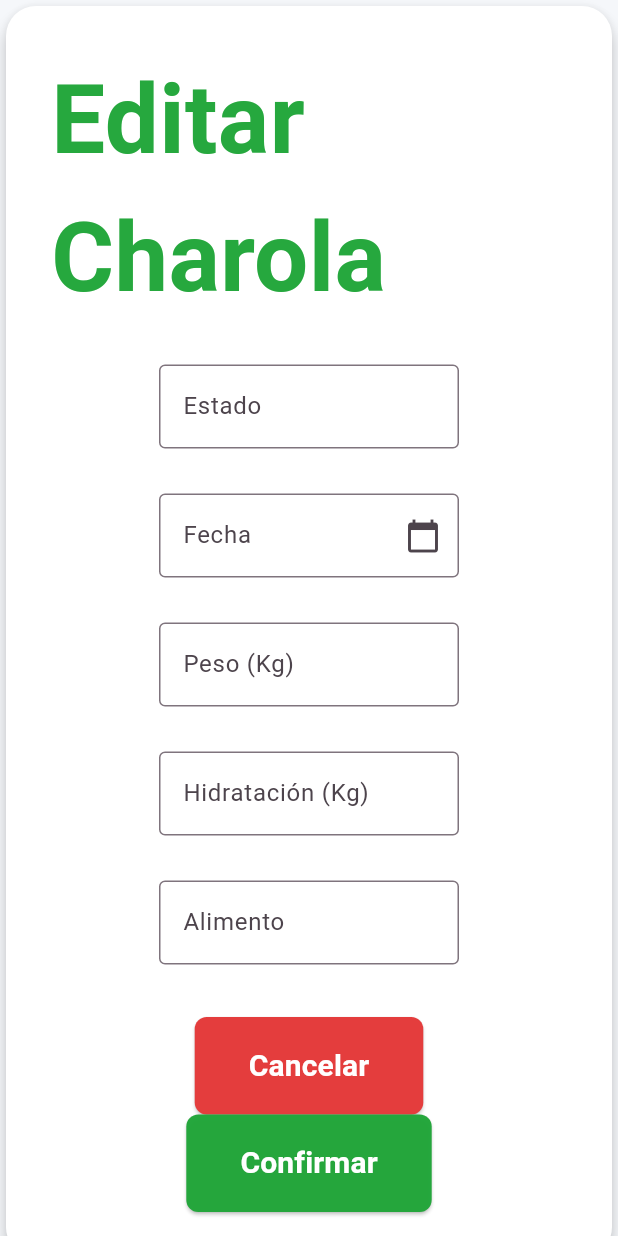
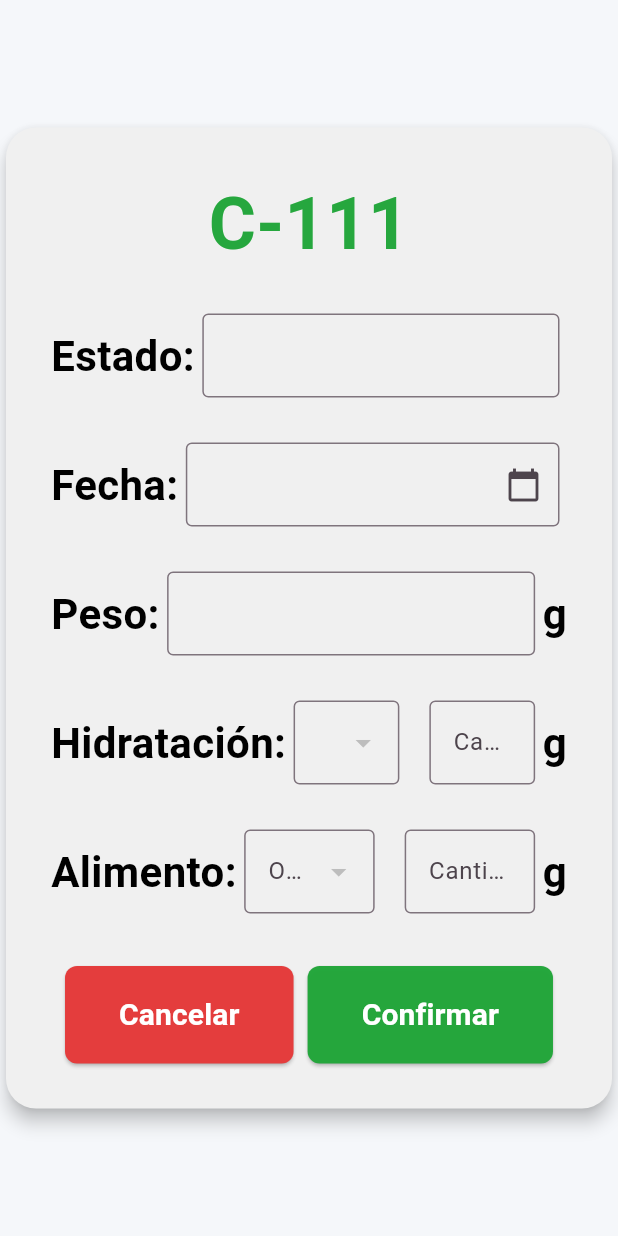
Before and after one commit to CodeAnd-Co/TECH-NEBRIOS-FLUTTER, a Flutter app: the screen it shows after launch, on a phone screen of 412 x 824 dp. Run offline on Flutter 3.47's test engine with Material 3 defaults, Android fonts, the phone set to English and light mode, and no system bars; our stand-ins replace logger, shared_preferences; missing offline and left inert: jwt_decode; Roboto replaces fonts that are missing (San Francisco).

Commit message:
Agrega mejoras en la intefaz

```diff
--- a/tech_nebrios_tracker/lib/framework/viewmodels/editar_charola_viewmodel.dart
+++ b/tech_nebrios_tracker/lib/framework/viewmodels/editar_charola_viewmodel.dart
@@ -9,13 +9,19 @@ class EditarCharolaViewModel extends ChangeNotifier {
   EditarCharolaViewModel(this.editarCharolaUseCase);
 
   final fechaController = TextEditingController();
-  final estadoController =
-      TextEditingController(); // Nuevo controlador para estado
-  final pesoController = TextEditingController(); // Nuevo controlador para peso
-  final hidratacionController =
-      TextEditingController(); // Nuevo controlador para hidratación
-  final alimentoController =
-      TextEditingController(); // Nuevo controlador para alimento
+  final estadoController = TextEditingController();
+  final pesoController = TextEditingController();
+  final hidratacionController = TextEditingController();
+  final alimentoController = TextEditingController();
+  final hidratacionCantidadController = TextEditingController();
+  final alimentoCantidadController = TextEditingController();
+
+  // Dropdowns
+  List<String> hidratacionItems = [];
+  String? selectedHidratacion;
+
+  List<String> alimentoItems = [];
+  String? selectedAlimento;
 
   Future<void> editarCharola() async {
     try {
--- a/tech_nebrios_tracker/lib/framework/views/editar_charola.view.dart
+++ b/tech_nebrios_tracker/lib/framework/views/editar_charola.view.dart
@@ -20,6 +20,16 @@ class _EditarCharolaState extends State<EditarCharola> {
   @override
   void initState() {
     super.initState();
+
+    // Inicializar controladores con valores por defecto
+    viewModel = EditarCharolaViewModel(
+      EditarCharola(charolaId: widget.charolaId),
+    );
+
+    // Inicializar dropdowns con valores por defecto
+    viewModel.hidratacionItems = ["Zanahoria", "Manzana", "Agua"];
+
+    viewModel.alimentoItems = ["Salvado", "Avena", "Maíz"];
     final editarCharolaUseCase = EditarCharola(
       charolaId: 1,
     ); // Inicializa el caso de uso
@@ -165,67 +175,139 @@ class _EditarCharolaState extends State<EditarCharola> {
           backgroundColor: const Color.fromARGB(255, 245, 247, 250),
           body: Center(
             child: SizedBox(
-              width: 900,
-              height: 900,
-              child: Column(
-                mainAxisAlignment: MainAxisAlignment.center,
-                children: [
-                  Card(
+              width: 600,
+              child: Card(
                 elevation: 5,
                 shape: RoundedRectangleBorder(
                   borderRadius: BorderRadius.circular(20),
                 ),
-                    color: Colors.white,
+                color: const Color.fromARGB(255, 240, 240, 240),
                 child: Padding(
                   padding: const EdgeInsets.all(30),
                   child: Column(
-                        mainAxisAlignment: MainAxisAlignment.center,
+                    mainAxisSize: MainAxisSize.min,
                     children: [
+                      // Título de la charola
                       Texto.titulo1(
-                            texto: "Editar Charola",
+                        texto: "C-111", // Nombre de la charola
                         bold: true,
-                            tamanio: 64,
+                        tamanio: 48,
                         color: const Color.fromARGB(250, 34, 166, 58),
                       ),
                       const SizedBox(height: 20),
+
                       // Campo de estado
-                          _buildTextFieldContainer(
-                            'Estado',
+                      Row(
+                        mainAxisAlignment: MainAxisAlignment.spaceBetween,
+                        children: [
+                          Texto.titulo2(texto: "Estado:"),
+                          Expanded(
+                            child: _buildTextFieldContainer(
+                              '',
                               viewModel.estadoController,
                             ),
+                          ),
+                        ],
+                      ),
                       const SizedBox(height: 20),
+
                       // Campo de fecha
-                          _buildDateFieldContainer(
-                            'Fecha',
+                      Row(
+                        mainAxisAlignment: MainAxisAlignment.spaceBetween,
+                        children: [
+                          Texto.titulo2(texto: "Fecha:"),
+                          Expanded(
+                            child: _buildDateFieldContainer(
+                              '',
                               viewModel.fechaController,
                               context,
                             ),
+                          ),
+                        ],
+                      ),
                       const SizedBox(height: 20),
+
                       // Campo de peso
-                          _buildTextFieldContainer(
-                            'Peso (Kg)',
+                      Row(
+                        mainAxisAlignment: MainAxisAlignment.spaceBetween,
+                        children: [
+                          Texto.titulo2(texto: "Peso:"),
+                          Expanded(
+                            child: _buildTextFieldContainer(
+                              '',
                               viewModel.pesoController,
                               keyboardType: TextInputType.number,
                               inputFormatters: [PositiveNumberFormatter()],
                             ),
+                          ),
+                          Texto.titulo2(texto: "g"),
+                        ],
+                      ),
                       const SizedBox(height: 20),
+
                       // Campo de hidratación
-                          _buildTextFieldContainer(
-                            'Hidratación (Kg)',
-                            viewModel.hidratacionController,
+                      Row(
+                        mainAxisAlignment: MainAxisAlignment.spaceBetween,
+                        children: [
+                          Texto.titulo2(texto: "Hidratación:"),
+                          Expanded(
+                            child: _buildDropdownFieldContainer(
+                              'Opcion',
+                              viewModel.hidratacionItems,
+                              viewModel.selectedHidratacion,
+                              (value) {
+                                viewModel.selectedHidratacion = value;
+                                viewModel.notifyListeners();
+                              },
+                            ),
+                          ),
+                          const SizedBox(width: 10),
+                          Expanded(
+                            child: _buildTextFieldContainer(
+                              'Cantidad',
+                              viewModel.hidratacionCantidadController,
                               keyboardType: TextInputType.number,
                               inputFormatters: [PositiveNumberFormatter()],
                             ),
+                          ),
+                          Texto.titulo2(texto: "g"),
+                        ],
+                      ),
                       const SizedBox(height: 20),
+
                       // Campo de alimento
-                          _buildTextFieldContainer(
-                            'Alimento',
-                            viewModel.alimentoController,
+                      Row(
+                        mainAxisAlignment: MainAxisAlignment.spaceBetween,
+                        children: [
+                          Texto.titulo2(texto: "Alimento:"),
+                          Expanded(
+                            child: _buildDropdownFieldContainer(
+                              'Opcion',
+                              viewModel.alimentoItems,
+                              viewModel.selectedAlimento,
+                              (value) {
+                                viewModel.selectedAlimento = value;
+                                viewModel.notifyListeners();
+                              },
+                            ),
+                          ),
+                          const SizedBox(width: 10),
+                          Expanded(
+                            child: _buildTextFieldContainer(
+                              'Cantidad',
+                              viewModel.alimentoCantidadController,
+                              keyboardType: TextInputType.number,
+                              inputFormatters: [PositiveNumberFormatter()],
+                            ),
+                          ),
+                          Texto.titulo2(texto: "g"),
+                        ],
                       ),
                       const SizedBox(height: 30),
-                          Wrap(
-                            spacing: 150,
-                            alignment: WrapAlignment.center,
+
+                      // Botones
+                      Row(
+                        mainAxisAlignment: MainAxisAlignment.spaceEvenly,
                         children: [
                           _crearBotonTexto(
                             'Cancelar',
@@ -249,8 +331,6 @@ class _EditarCharolaState extends State<EditarCharola> {
                   ),
                 ),
               ),
-                ],
-              ),
             ),
           ),
         );
```
Lines whose indentation alone changed are shown as unchanged.
